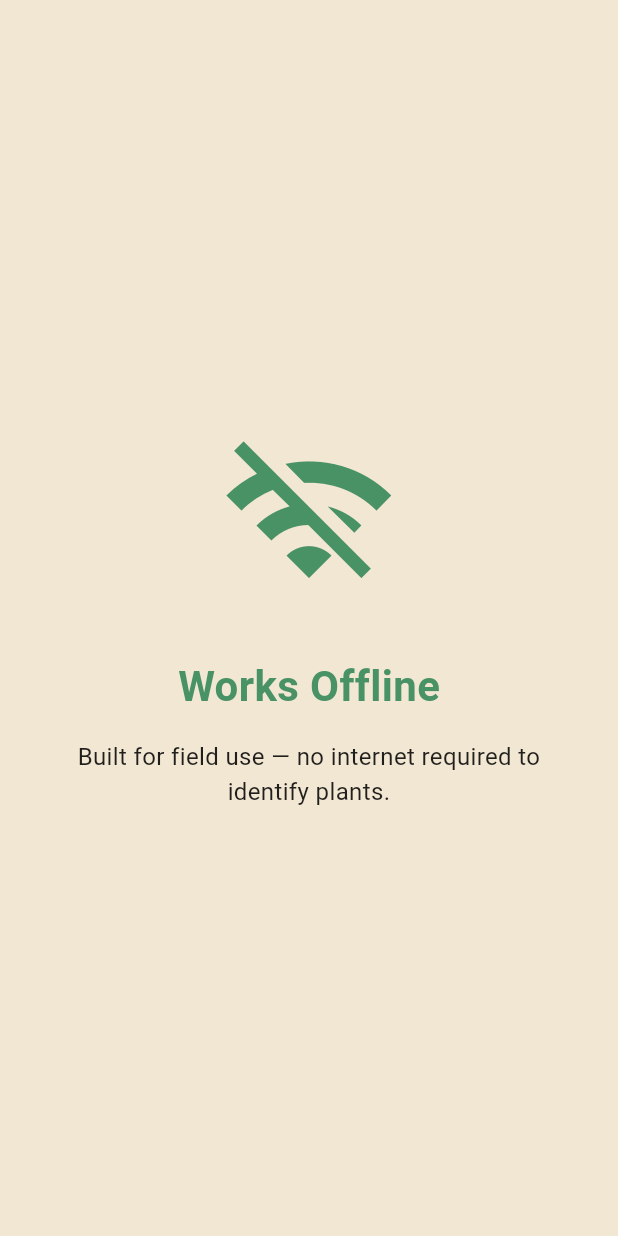
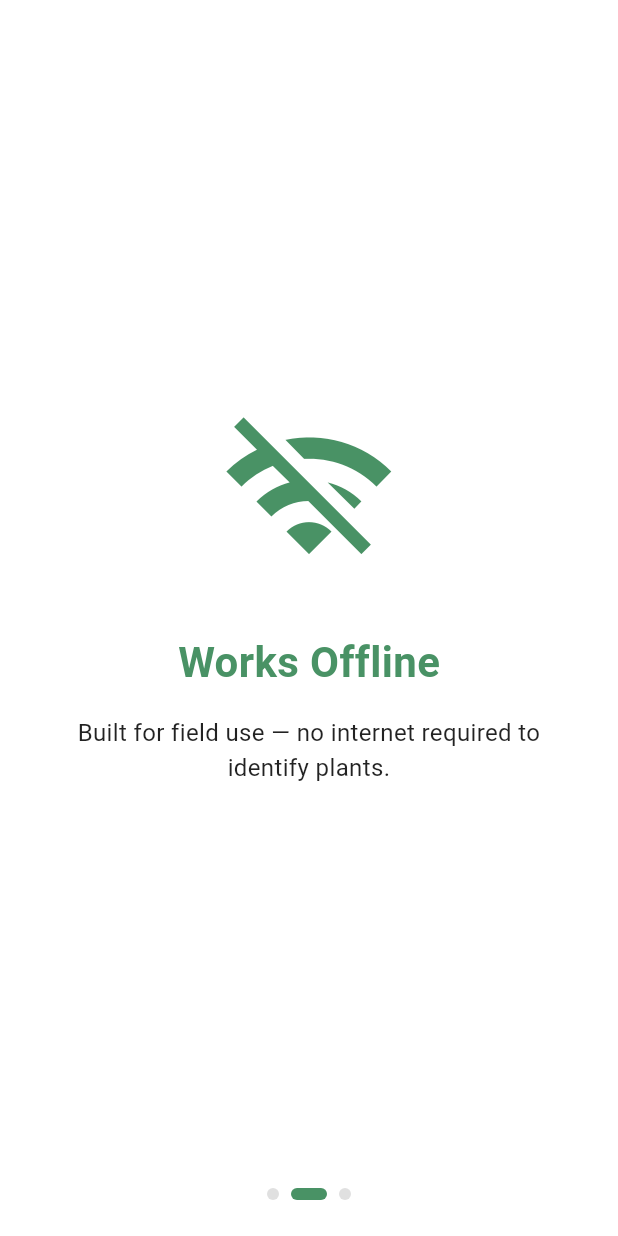
Before and after one commit to khadiijaaaaaaa/medicinal-plants-app, a Flutter app: the screen it shows after launch, swiped to page 2, on a phone screen of 412 x 824 dp. Run offline on Flutter 3.47's test engine with Material 3 defaults, Android fonts, the phone set to English and light mode, and no system bars; our stand-ins replace image_picker, shared_preferences, sqflite; missing offline and left inert: tflite_flutter; accounts and stored records are empty.

Commit message:
enhanced onboarding pages style

```diff
--- a/flutter_app/lib/screens/onboarding/onboarding_page.dart
+++ b/flutter_app/lib/screens/onboarding/onboarding_page.dart
@@ -12,7 +12,7 @@ class OnboardingPage extends StatelessWidget {
     required this.title,
     required this.description,
     this.isLast = false,
-    this.onGetStarted,
+    this.onGetStarted, required String subText,
   });
 
   @override
--- a/flutter_app/lib/screens/onboarding/onboarding_screen.dart
+++ b/flutter_app/lib/screens/onboarding/onboarding_screen.dart
@@ -1,7 +1,7 @@
 import 'package:flutter/material.dart';
 import 'package:shared_preferences/shared_preferences.dart';
 import 'onboarding_page.dart';
-import '../auth/auth_wrapper.dart'; // Update as needed
+import '../auth/auth_wrapper.dart';
 
 class OnboardingScreen extends StatefulWidget {
   @override
@@ -26,34 +26,67 @@ class _OnboardingScreenState extends State<OnboardingScreen> {
       OnboardingPage(
         icon: Icons.local_florist,
         title: 'Discover Plants',
-        description:
-        'Identify medicinal plants with a photo and get useful info.',
+        description: 'Identify medicinal plants with a photo and get useful info.',
+        subText: 'Snap a photo and let the app identify the plant instantly.',
       ),
       OnboardingPage(
         icon: Icons.wifi_off,
         title: 'Works Offline',
-        description:
-        'Built for field use — no internet required to identify plants.',
+        description: 'Built for field use — no internet required to identify plants.',
+        subText: 'Perfect for nature walks or remote locations.',
       ),
       OnboardingPage(
         icon: Icons.warning,
         title: 'Stay Safe',
-        description:
-        'Get warnings if a plant is toxic or unsuitable for use.',
+        description: 'Get warnings if a plant is toxic or unsuitable for use.',
+        subText: 'Always be aware of toxic plants around you.',
         isLast: true,
         onGetStarted: _completeOnboarding,
       ),
     ];
   }
 
+  Widget _buildIndicator(bool isActive) {
+    return AnimatedContainer(
+      duration: Duration(milliseconds: 300),
+      margin: EdgeInsets.symmetric(horizontal: 4.0),
+      height: 8.0,
+      width: isActive ? 24.0 : 8.0,
+      decoration: BoxDecoration(
+        color: isActive ? Color(0xFF499265) : Colors.grey[300],
+        borderRadius: BorderRadius.all(Radius.circular(12)),
+      ),
+    );
+  }
+
+  List<Widget> _buildPageIndicator() {
+    return List.generate(
+      _buildPages().length,
+          (index) => _buildIndicator(index == _currentPage),
+    );
+  }
+
   @override
   Widget build(BuildContext context) {
     return Scaffold(
-      backgroundColor: Color(0xFFF2E7D3),
-      body: PageView(
-        controller: _controller,
-        onPageChanged: (index) => setState(() => _currentPage = index),
-        children: _buildPages(),
+      backgroundColor: Colors.white,
+      body: Column(
+        children: [
+          Expanded(
+            child: PageView(
+              controller: _controller,
+              onPageChanged: (index) => setState(() => _currentPage = index),
+              children: _buildPages(),
+            ),
+          ),
+          Padding(
+            padding: const EdgeInsets.only(bottom: 24.0),
+            child: Row(
+              mainAxisAlignment: MainAxisAlignment.center,
+              children: _buildPageIndicator(),
+            ),
+          )
+        ],
       ),
     );
   }
```
